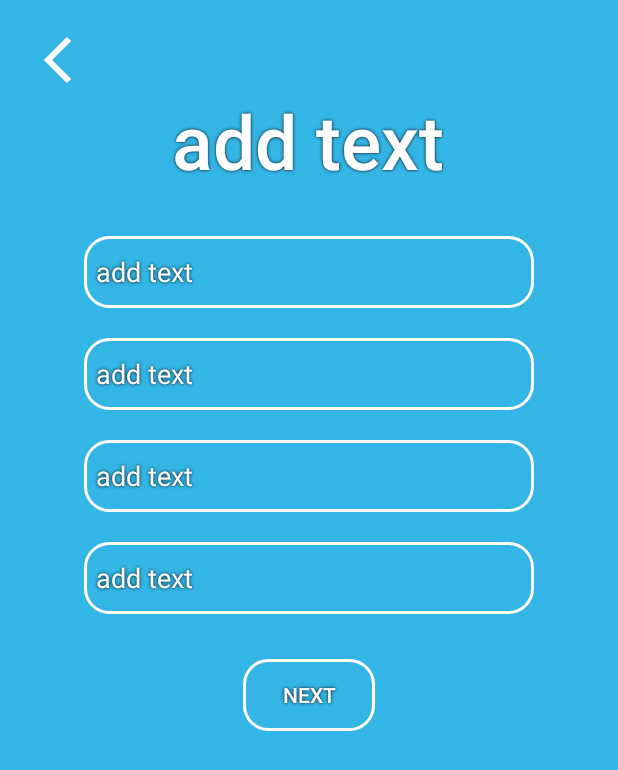
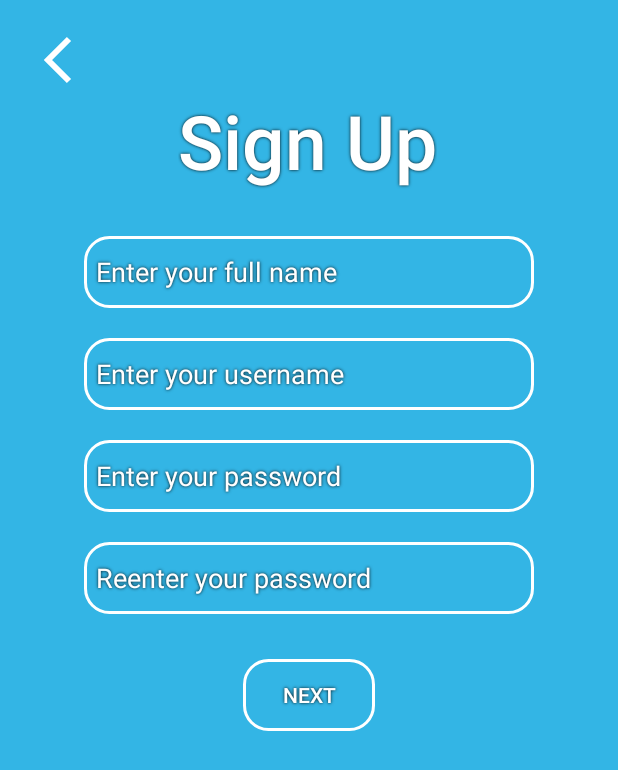
Before and after one commit to DevinMcLaugh2104/CrossTalk, an Android app: the SignUp screen opened through its navigation route, on a phone screen of 412 x 824 dp. Shown: the top 770 px of the screen. Run offline under Robolectric (Android 15) with nearby library versions, the phone set to English and light mode, and no system bars.

Commit message:
Added string values for all text in login and signup

```diff
--- a/app/src/main/java/com/example/crosstalk/Login.kt
+++ b/app/src/main/java/com/example/crosstalk/Login.kt
@@ -8,9 +8,7 @@ import android.view.ViewGroup
 import androidx.navigation.fragment.findNavController
 import com.example.crosstalk.databinding.LoginFragmentBinding
 
-/**
- * A simple [Fragment] subclass as the default destination in the navigation.
- */
+
 class Login : Fragment() {
 
     private var _binding: LoginFragmentBinding? = null
--- a/app/src/main/res/layout/sign_up_fragment.xml
+++ b/app/src/main/res/layout/sign_up_fragment.xml
@@ -11,7 +11,7 @@
             android:layout_width="wrap_content"
             android:layout_height="wrap_content"
             android:background="@android:color/transparent"
-            android:contentDescription="back button"
+            android:contentDescription="@string/back_button_text"
             android:layout_margin="16dp"
             android:tint="@color/white"
             app:srcCompat="@drawable/back_arrow"
@@ -23,7 +23,7 @@
             android:id="@+id/textview_first"
             android:layout_width="wrap_content"
             android:layout_height="wrap_content"
-            android:text="add text"
+            android:text="@string/sign_up"
             android:textSize="50sp"
             android:fontFamily="sans-serif-medium"
             android:gravity="center"
@@ -36,7 +36,7 @@
             android:id="@+id/name_input"
             android:layout_width="300dp"
             android:layout_height="48dp"
-            android:hint="add text"
+            android:hint="@string/enter_full_name"
             android:autofillHints="emailAddress"
             android:inputType="textEmailAddress"
             android:background="@drawable/border_white"
@@ -52,7 +52,7 @@
             android:id="@+id/email_input"
             android:layout_width="300dp"
             android:layout_height="48dp"
-            android:hint="add text"
+            android:hint="@string/enter_username"
             android:autofillHints="emailAddress"
             android:textColorHint="@color/white"
             android:textColor="@color/white"
@@ -69,7 +69,7 @@
             android:id="@+id/password_input"
             android:layout_width="300dp"
             android:layout_height="48dp"
-            android:hint="add text"
+            android:hint="@string/enter_password"
             android:autofillHints="emailAddress"
             android:textColorHint="@color/white"
             android:textColor="@color/white"
@@ -86,7 +86,7 @@
             android:id="@+id/reenter_password_input"
             android:layout_width="300dp"
             android:layout_height="48dp"
-            android:hint="add text"
+            android:hint="@string/reenter_password"
             android:autofillHints="emailAddress"
             android:textColorHint="@color/white"
             android:textColor="@color/white"
--- a/app/src/main/res/values/strings.xml
+++ b/app/src/main/res/values/strings.xml
@@ -6,5 +6,15 @@
     <string name="second_fragment_label">Sign up Fragment</string>
     <string name="next">Next</string>
     <string name="previous">Previous</string>
-
+    <!-- Login text -->
+    <string name="logo_text">logo text</string>
+    <string name="enter_username">Enter your username</string>
+    <string name="enter_password">Enter your password</string>
+    <string name="login_button">Login</string>
+    <string name="signup_button">Sign up</string>
+    <!-- Sign up text -->
+    <string name="back_button_text">back button</string>
+    <string name="sign_up">Sign Up</string>
+    <string name="enter_full_name">Enter your full name</string>
+    <string name="reenter_password">Reenter your password</string>
 </resources>
```
Also changed, not shown: app/src/main/res/layout/login_fragment.xml (+5 -11 lines).
